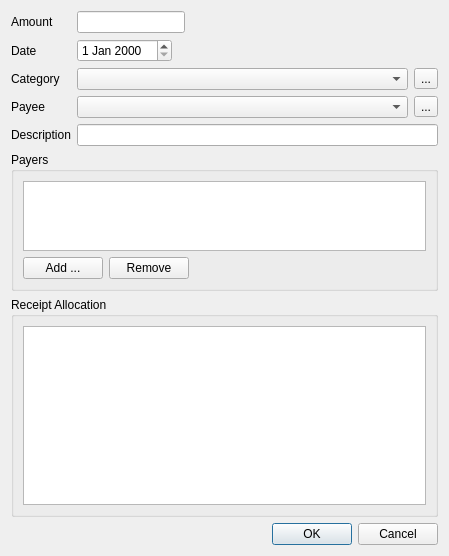
First picture: the form in BillsSplitter/ReceiptUI.ui, repository gilberhb/BillsSplitter, before the edit.
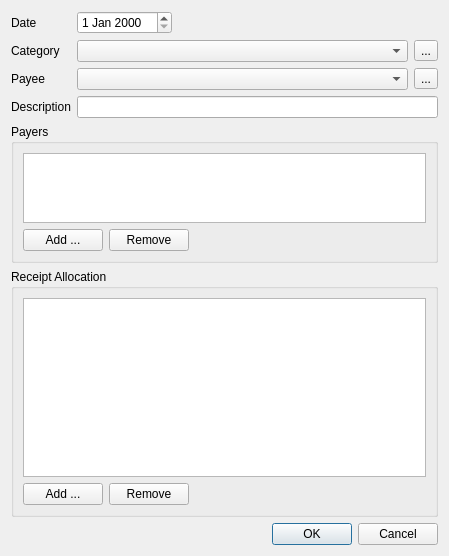
Second picture: the form after the edit.

Diff of the .ui file:
```diff
--- a/BillsSplitter/ReceiptUI.ui
+++ b/BillsSplitter/ReceiptUI.ui
@@ -17,50 +17,13 @@
    <item row="0" column="0">
     <layout class="QFormLayout" name="formLayout">
      <item row="0" column="0">
-      <widget class="QLabel" name="label_5">
-       <property name="text">
-        <string>Amount</string>
-       </property>
-      </widget>
-     </item>
-     <item row="0" column="1">
-      <layout class="QHBoxLayout" name="horizontalLayout_4">
-       <item>
-        <widget class="QLineEdit" name="lineEdit_2">
-         <property name="sizePolicy">
-          <sizepolicy hsizetype="Preferred" vsizetype="Fixed">
-           <horstretch>0</horstretch>
-           <verstretch>0</verstretch>
-          </sizepolicy>
-         </property>
-         <property name="maxLength">
-          <number>30</number>
-         </property>
-        </widget>
-       </item>
-       <item>
-        <spacer name="horizontalSpacer_2">
-         <property name="orientation">
-          <enum>Qt::Horizontal</enum>
-         </property>
-         <property name="sizeHint" stdset="0">
-          <size>
-           <width>40</width>
-           <height>20</height>
-          </size>
-         </property>
-        </spacer>
-       </item>
-      </layout>
-     </item>
-     <item row="1" column="0">
       <widget class="QLabel" name="label">
        <property name="text">
         <string>Date</string>
        </property>
       </widget>
      </item>
-     <item row="1" column="1">
+     <item row="0" column="1">
       <layout class="QHBoxLayout" name="horizontalLayout">
        <item>
         <widget class="QDateEdit" name="dateEdit"/>
@@ -80,14 +43,14 @@
        </item>
       </layout>
      </item>
-     <item row="2" column="0">
+     <item row="1" column="0">
       <widget class="QLabel" name="label_4">
        <property name="text">
         <string>Category</string>
        </property>
       </widget>
      </item>
-     <item row="2" column="1">
+     <item row="1" column="1">
       <layout class="QHBoxLayout" name="horizontalLayout_3">
        <item>
         <widget class="QComboBox" name="comboBox_2"/>
@@ -101,14 +64,14 @@
        </item>
       </layout>
      </item>
-     <item row="3" column="0">
+     <item row="2" column="0">
       <widget class="QLabel" name="label_3">
        <property name="text">
         <string>Payee</string>
        </property>
       </widget>
      </item>
-     <item row="3" column="1">
+     <item row="2" column="1">
       <layout class="QHBoxLayout" name="horizontalLayout_2">
        <item>
         <widget class="QComboBox" name="comboBox"/>
@@ -122,14 +85,14 @@
        </item>
       </layout>
      </item>
-     <item row="4" column="0">
+     <item row="3" column="0">
       <widget class="QLabel" name="label_2">
        <property name="text">
         <string>Description</string>
        </property>
       </widget>
      </item>
-     <item row="4" column="1">
+     <item row="3" column="1">
       <widget class="QLineEdit" name="lineEdit"/>
      </item>
     </layout>
@@ -198,7 +161,34 @@
       <string>Receipt Allocation</string>
      </property>
      <layout class="QGridLayout" name="gridLayout_2">
-      <item row="0" column="0">
+      <item row="1" column="0">
+       <widget class="QPushButton" name="pushButton_3">
+        <property name="text">
+         <string>Add ...</string>
+        </property>
+       </widget>
+      </item>
+      <item row="1" column="1">
+       <widget class="QPushButton" name="pushButton_4">
+        <property name="text">
+         <string>Remove</string>
+        </property>
+       </widget>
+      </item>
+      <item row="1" column="2">
+       <spacer name="horizontalSpacer_4">
+        <property name="orientation">
+         <enum>Qt::Horizontal</enum>
+        </property>
+        <property name="sizeHint" stdset="0">
+         <size>
+          <width>40</width>
+          <height>20</height>
+         </size>
+        </property>
+       </spacer>
+      </item>
+      <item row="0" column="0" colspan="3">
        <widget class="QTableView" name="tableView_2">
         <property name="sizePolicy">
          <sizepolicy hsizetype="Expanding" vsizetype="Expanding">
```
Left out of the diff: 26 changed lines with no effect on the pictures.
